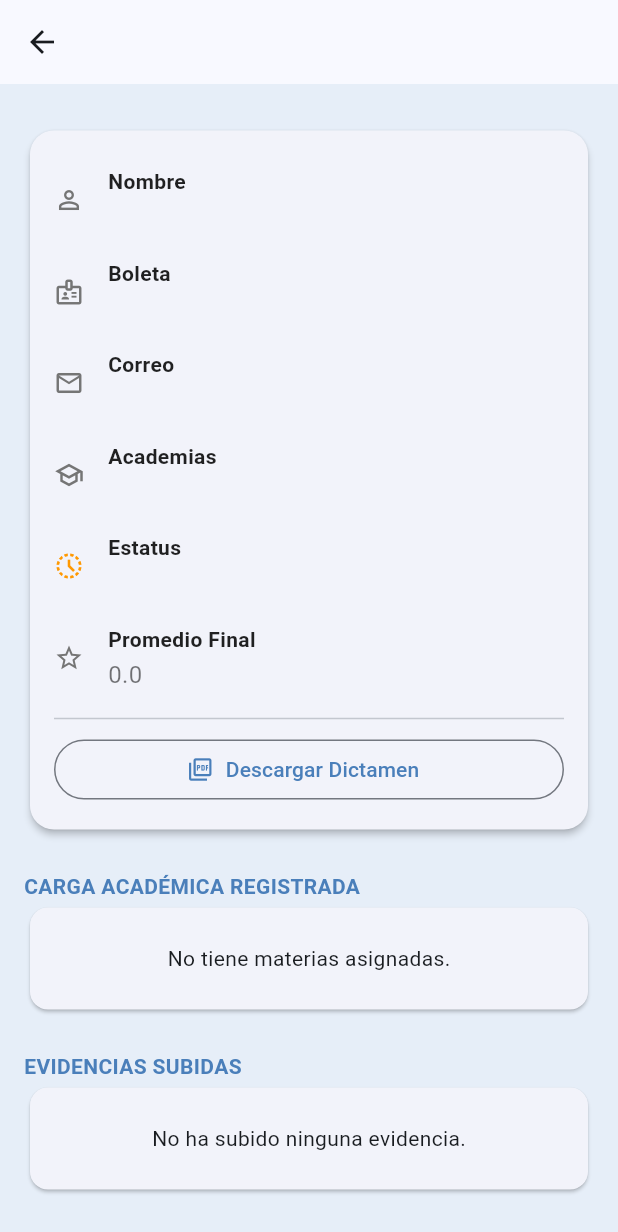
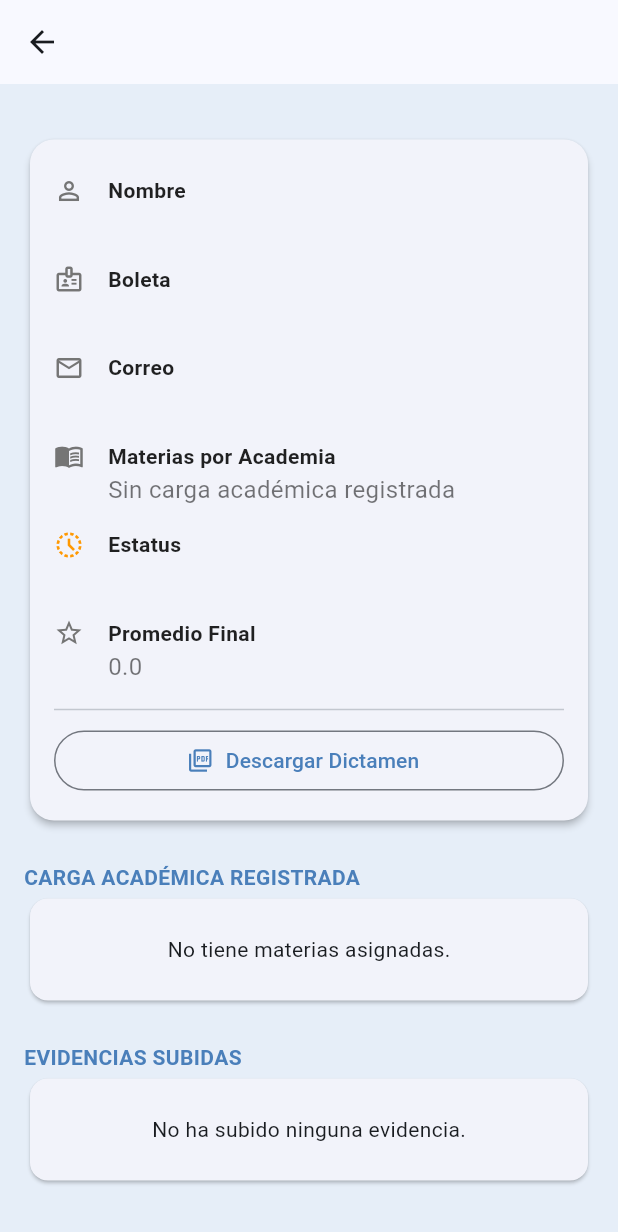
Before and after one commit to betilloXann/proyecto_tutorias, a Flutter app: the StudentDetailView screen opened directly with empty values, on a phone screen of 412 x 824 dp. Shown: the top 1232 px of the screen. Run offline on Flutter 3.47's test engine with Material 3 defaults, Android fonts, the phone set to English and light mode, and no system bars; our stand-ins replace cloud_firestore, dio, file_picker, firebase_auth, firebase_core, firebase_storage and 5 more; missing offline and left inert: excel, universal_html; accounts and stored records are empty.

Commit message:
:sparkles: Se añadio la funcionalidad de Desglose por Academia

```diff
--- a/lib/features/dashboard/views/student_detail_view.dart
+++ b/lib/features/dashboard/views/student_detail_view.dart
@@ -11,7 +11,7 @@ import 'package:open_filex/open_filex.dart';
 import 'package:universal_html/html.dart' as html;
 
 import '../../../core/widgets/responsive_container.dart';
-import '../../../data/models/enrollment_model.dart';
+import '../../../data/models/enrollment_model.dart'; //
 import '../../../data/models/evidence_model.dart';
 import '../../../data/models/user_model.dart';
 import '../../../data/repositories/auth_repository.dart';
@@ -129,10 +129,11 @@ class _StudentDetailViewState extends State<StudentDetailView> {
                 child: Column(
                   crossAxisAlignment: CrossAxisAlignment.start,
                   children: [
-                    _buildStudentInfoCard(context, vm.student),
+                    // AHORA PASAMOS TAMBIÉN LA LISTA DE INSCRIPCIONES (vm.enrollments)
+                    _buildStudentInfoCard(context, vm.student, vm.enrollments),
                     const SizedBox(height: 24),
                     _buildSectionTitle("CARGA ACADÉMICA REGISTRADA"),
-                    _buildEnrollmentsList(vm, context), // Pasamos context para los diálogos
+                    _buildEnrollmentsList(vm, context),
                     const SizedBox(height: 24),
                     _buildSectionTitle("EVIDENCIAS SUBIDAS"),
                     if (vm.groupedEvidences.isEmpty)
@@ -158,8 +159,18 @@ class _StudentDetailViewState extends State<StudentDetailView> {
     return Text(title, style: const TextStyle(fontSize: 14, fontWeight: FontWeight.bold, color: AppTheme.bluePrimary));
   }
 
-  Widget _buildStudentInfoCard(BuildContext context, UserModel student) {
+  // --- MODIFICADO: ACEPTA LISTA DE MATERIAS ---
+  Widget _buildStudentInfoCard(BuildContext context, UserModel student, List<EnrollmentModel> enrollments) {
     final bool isGraded = student.finalGrade != null;
+
+    // Lógica para formatear materias y academias
+    String subjectsInfo;
+    if (enrollments.isEmpty) {
+      subjectsInfo = "Sin carga académica registrada";
+    } else {
+      // Crea una lista tipo: "• Cálculo (Básicas)"
+      subjectsInfo = enrollments.map((e) => "• ${e.subject} (${e.academy})").join("\n");
+    }
 
     return Card(
       elevation: 2,
@@ -171,9 +182,13 @@ class _StudentDetailViewState extends State<StudentDetailView> {
             _buildInfoRow(Icons.person_outline, "Nombre", student.name),
             _buildInfoRow(Icons.badge_outlined, "Boleta", student.boleta),
             _buildInfoRow(Icons.email_outlined, "Correo", student.email),
-            _buildInfoRow(Icons.school_outlined, "Academias", student.academies.join(", ")),
+
+            // --- AQUÍ ESTÁ EL CAMBIO SOLICITADO ---
+            // En lugar de usar student.academies, usamos la cadena generada arriba
+            _buildInfoRow(Icons.menu_book_outlined, "Materias por Academia", subjectsInfo),
+
             _buildInfoRow(Icons.history_toggle_off, "Estatus", student.status, isStatus: true),
-            // Si el sistema calculó promedio final, lo mostramos
+
             if (isGraded)
               _buildInfoRow(Icons.star_border, "Promedio Final", student.finalGrade.toString()),
 
@@ -217,7 +232,9 @@ class _StudentDetailViewState extends State<StudentDetailView> {
 
     return Padding(
       padding: const EdgeInsets.symmetric(vertical: 8.0),
-      child: Row(children: [
+      child: Row(
+        crossAxisAlignment: CrossAxisAlignment.start, // Alineación superior para textos largos
+        children: [
         Icon(statusIcon, color: isStatus ? statusColor : Colors.grey.shade600, size: 20),
         const SizedBox(width: 16),
         Expanded(child: Column(crossAxisAlignment: CrossAxisAlignment.start, children: [
@@ -226,7 +243,8 @@ class _StudentDetailViewState extends State<StudentDetailView> {
           Text(value, style: TextStyle(
               color: isStatus ? statusColor : Colors.black54,
               fontSize: 16,
-              fontWeight: isStatus ? FontWeight.bold : FontWeight.normal
+              fontWeight: isStatus ? FontWeight.bold : FontWeight.normal,
+              height: 1.3 // Mejor espaciado para lista de materias
           )),
         ])),
       ]),
```
Also changed, not shown: lib/features/dashboard/viewmodels/department_home_viewmodel.dart (+18 -0 lines), lib/features/dashboard/views/department_home_view.dart (+40 -1 lines).
